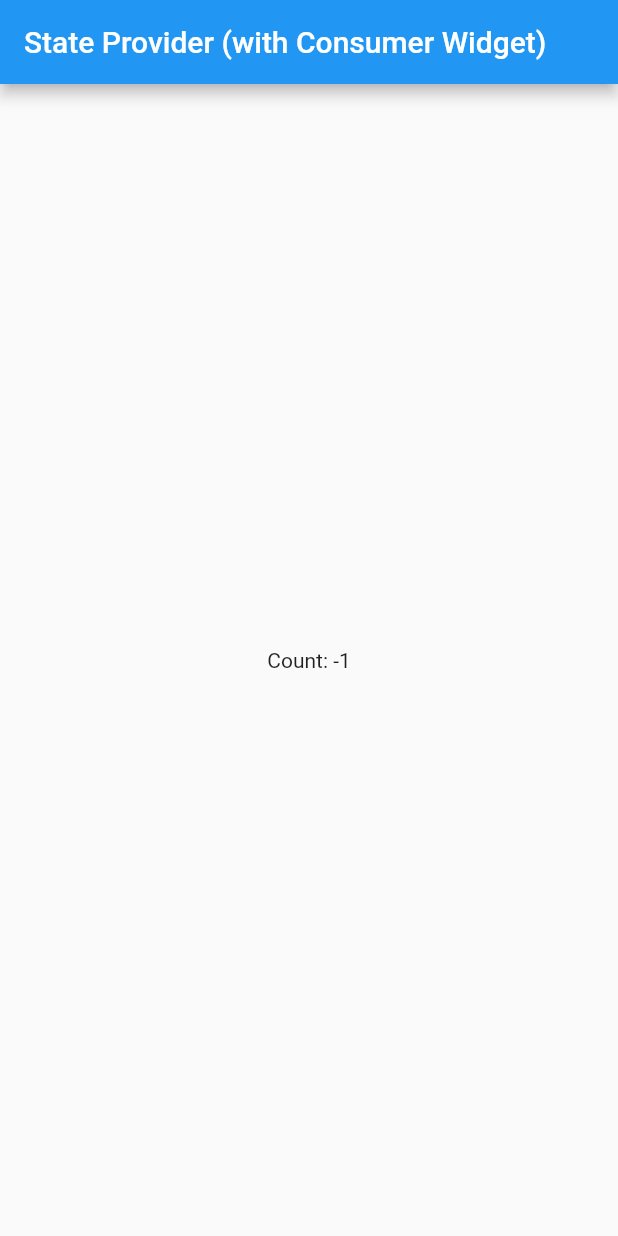
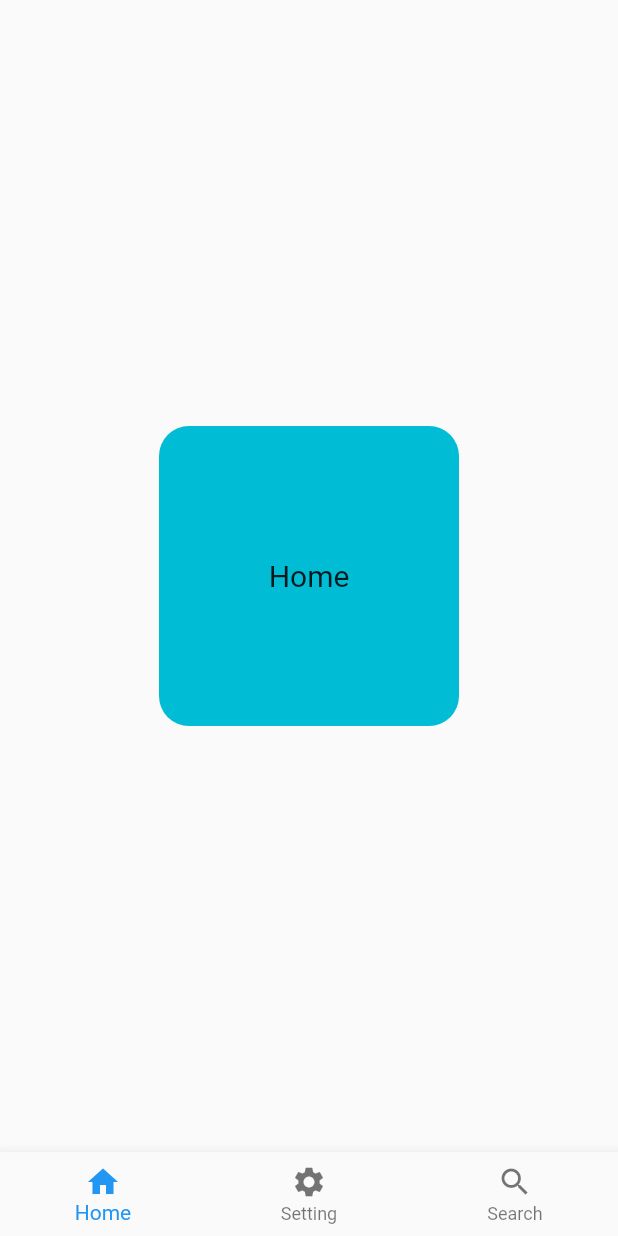
Before and after one commit to ywarahi/flutter22_sample, a Flutter app: the screen it shows after launch, on a phone screen of 412 x 824 dp. Run offline on Flutter 3.47's test engine with Material 2 defaults, Android fonts, the phone set to English and light mode, and no system bars; our stand-ins replace flutter_riverpod, freezed_annotation, riverpod, shared_preferences; project files that could hold a hidden picture were left out.

Commit message:
add a01_bottom_navigation_bar.

```diff
--- /dev/null
+++ b/lib/widget/a01_bottom_navigation_bar.dart
@@ -0,0 +1,123 @@
+import 'package:flutter/material.dart';
+import 'package:flutter_riverpod/flutter_riverpod.dart';
+
+final tabPages = <Widget>[
+  const CustomPage(panelColor: Colors.cyan, title: 'Home'),
+  const CustomPage(panelColor: Colors.green, title: 'Settings'),
+  const CustomPage(panelColor: Colors.pink, title: 'Search')
+];
+
+final tabItems = <BottomNavigationBarItem>[
+  const BottomNavigationBarItem(
+    icon: Icon(Icons.home),
+    label: 'Home',
+  ),
+  const BottomNavigationBarItem(
+    icon: Icon(Icons.settings),
+    label: 'Setting',
+  ),
+  const BottomNavigationBarItem(
+    icon: Icon(Icons.search),
+    label: 'Search',
+  ),
+];
+
+final pageControlProvider =
+ChangeNotifierProvider((ref) => PageControl(tabItems, tabPages));
+
+class PageControl extends ChangeNotifier {
+  PageControl(this.tabItems, this.tabPages);
+
+  int currentIndex = 0;
+  List<BottomNavigationBarItem> tabItems;
+  List<Widget> tabPages;
+
+  Widget getCurrentPage() {
+    return tabPages[currentIndex];
+  }
+
+  void onTap(int index) {
+    currentIndex = index;
+    notifyListeners();
+  }
+
+  void addPage(Icon icon, String label, Widget page) {
+    tabItems.add(const BottomNavigationBarItem(
+        icon: Icon(Icons.search), label: 'Search'));
+    tabPages.add(page);
+    notifyListeners();
+  }
+}
+
+void main() => runApp(MyApp());
+
+class MyApp extends StatelessWidget {
+  static const String _title = 'Flutter Code Sample';
+
+  @override
+  Widget build(BuildContext context) {
+    return MaterialApp(
+      title: _title,
+      home: Consumer(builder: (context, watch, child) {
+        final pageProvider = watch(pageControlProvider);
+
+        return Scaffold(
+          body: pageProvider.getCurrentPage(),
+          bottomNavigationBar: BottomNavigationBar(
+            items: pageProvider.tabItems,
+            currentIndex: pageProvider.currentIndex,
+            onTap: pageProvider.onTap,
+          ),
+        );
+      },),
+    );
+  }
+}
+
+class RootPage extends ConsumerWidget {
+  @override
+  Widget build(BuildContext context, ScopedReader watch) {
+    final pageProvider = watch(pageControlProvider);
+
+    return Scaffold(
+      body: pageProvider.getCurrentPage(),
+      bottomNavigationBar: BottomNavigationBar(
+        items: pageProvider.tabItems,
+        currentIndex: pageProvider.currentIndex,
+        onTap: pageProvider.onTap,
+      ),
+    );
+  }
+}
+
+class CustomPage extends StatelessWidget {
+  const CustomPage({required this.panelColor, required this.title});
+
+  final Color panelColor;
+  final String title;
+
+  @override
+  Widget build(BuildContext context) {
+    final titleTextStyle = Theme.of(context).textTheme.title;
+    return Container(
+      child: Center(
+        child: Container(
+          width: 200,
+          height: 200,
+          decoration: BoxDecoration(
+              color: panelColor,
+              borderRadius: BorderRadius.all(Radius.circular(20.0))),
+          child: Center(
+            child: Text(
+              title,
+              style: TextStyle(
+                fontSize: titleTextStyle!.fontSize,
+                color: titleTextStyle.color,
+              ),
+            ),
+          ),
+        ),
+      ),
+    );
+  }
+}
```
Also changed, not shown: lib/main.dart (+11 -10 lines), lib/shared_preference.dart (deleted).
